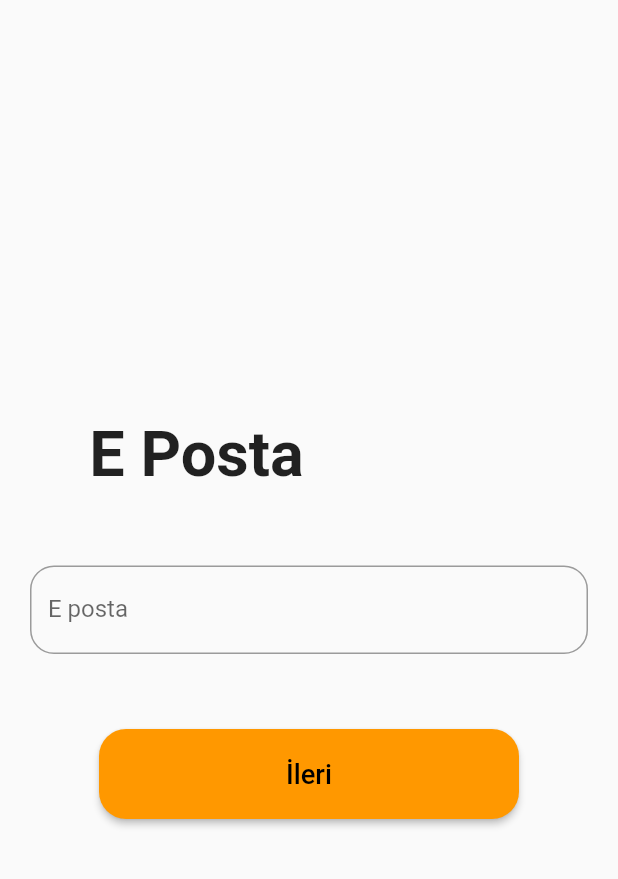
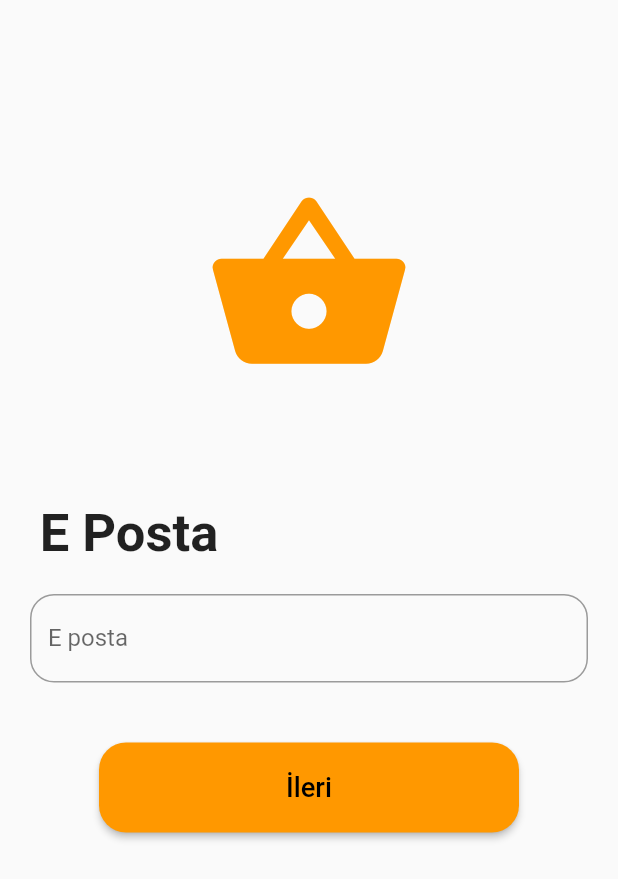
Before and after one commit to thedemir/e_commerce_app, a Flutter app: the LogInPage screen opened directly, after a tap on "Farklı bir kullanıcı ile giriş yap", on a phone screen of 412 x 824 dp. Shown: the top 879 px of the screen. Run offline on Flutter 3.47's test engine with Material 2 defaults, Android fonts, the phone set to English and light mode, and no system bars; our stand-ins replace dio, flutter_slidable, google_fonts, shared_preferences; accounts and stored records are empty.

Commit message:
check email validations

```diff
--- a/lib/screens/auth_profile_screens/check_email_page.dart
+++ b/lib/screens/auth_profile_screens/check_email_page.dart
@@ -1,17 +1,9 @@
-import 'dart:developer';
-
 import 'package:e_commerce_app/screens/auth_profile_screens/log_in_page.dart';
 import 'package:e_commerce_app/screens/auth_profile_screens/register_page.dart';
-import 'package:e_commerce_app/screens/general_screens/primary_page.dart';
-import 'package:e_commerce_app/screens/general_screens/splash_screen.dart';
 import 'package:e_commerce_app/state/auth/check_email_state.dart';
 import 'package:flutter/material.dart';
+import 'package:google_fonts/google_fonts.dart';
 import 'package:provider/provider.dart';
-
-import '../../state/auth/update_profile_state.dart';
-import '../../state/category/get_all_categories_state.dart';
-import '../../state/category/get_category_state.dart';
-import '../../state/product/get_all_products_state.dart';
 
 class CheckEmailPage extends StatefulWidget {
   const CheckEmailPage({Key? key}) : super(key: key);
@@ -27,24 +19,31 @@ class _CheckEmailPageState extends State<CheckEmailPage> {
     return Scaffold(
       body: Consumer<CheckEmailState>(
         builder: (context, state, child) {
-          return Center(
+          return SingleChildScrollView(
+            child: Center(
               child: Padding(
                 padding: const EdgeInsets.symmetric(horizontal: 20),
                 child: Column(
                   mainAxisAlignment: MainAxisAlignment.center,
                   mainAxisSize: MainAxisSize.max,
                   children: [
+                    SizedBox(height: 120),
+                    Icon(
+                      Icons.shopping_basket,
+                      color: Colors.orange,
+                      size: 140,
+                    ),
+                    SizedBox(height: 75),
                     const Padding(
-                    padding: EdgeInsets.only(right: 150),
-                    child: Text(
-                      "E Posta",
-                      textScaleFactor: 3,
-                      style: TextStyle(fontWeight: FontWeight.bold),
+                      padding: EdgeInsets.only(right: 240),
+                      child: Text("E Posta",
+                          style: TextStyle(
+                              color: Colors.black87,
+                              fontWeight: FontWeight.bold,
+                              fontSize: 35)),
                     ),
-                  ),
-                  Padding(
-                    padding: const EdgeInsets.symmetric(vertical: 50),
-                    child: TextField(
+                    SizedBox(height: 20),
+                    TextField(
                       controller: state.email,
                       keyboardType: TextInputType.emailAddress,
                       decoration: InputDecoration(
@@ -56,12 +55,33 @@ class _CheckEmailPageState extends State<CheckEmailPage> {
                         ),
                       ),
                     ),
-                  ),
+                    SizedBox(height: 40),
                     SizedBox(
                       height: 60,
                       width: 280,
                       child: ElevatedButton(
                         onPressed: () async {
+                          if (state.email.text.isEmpty ||
+                              !state.email.text.contains("@")) {
+                            showDialog(
+                                context: context,
+                                builder: (BuildContext context) {
+                                  return AlertDialog(
+                                    title: Text("Hatalı E Posta"),
+                                    content: Text(
+                                        "Doğru formatta E posta adresi giriniz."),
+                                    actions: [
+                                      TextButton(
+                                          onPressed: () =>
+                                              Navigator.pop(context, true),
+                                          child: Text("Tekrar Dene"))
+                                    ],
+                                  );
+                                });
+                          } else if (state.email.text.isNotEmpty) {
+                            await state.service
+                                .checkEmailCall(email: state.email.text);
+
                             showDialog(
                                 context: context,
                                 builder: (context) {
@@ -70,8 +90,6 @@ class _CheckEmailPageState extends State<CheckEmailPage> {
                                         color: Colors.orange),
                                   );
                                 });
-                        await state.service
-                            .checkEmailCall(email: state.email.text);
 
                             Navigator.of(context).pop();
 
@@ -90,6 +108,8 @@ class _CheckEmailPageState extends State<CheckEmailPage> {
                                 ),
                               );
                             }
+                          }
+                          ;
                         },
                         child: const Text("İleri", textScaleFactor: 1.3),
                         style: ButtonStyle(
@@ -105,6 +125,7 @@ class _CheckEmailPageState extends State<CheckEmailPage> {
                   ],
                 ),
               ),
+            ),
           );
         },
       ),
--- a/lib/screens/auth_profile_screens/log_in_page.dart
+++ b/lib/screens/auth_profile_screens/log_in_page.dart
@@ -5,6 +5,7 @@ import 'package:e_commerce_app/state/auth/update_profile_state.dart';
 import 'package:e_commerce_app/state/category/get_category_state.dart';
 import 'package:e_commerce_app/state/product/get_all_products_state.dart';
 import 'package:flutter/material.dart';
+import 'package:google_fonts/google_fonts.dart';
 import 'package:provider/provider.dart';
 import '../../state/category/get_all_categories_state.dart';
 import '../general_screens/primary_page.dart';
@@ -24,23 +25,37 @@ class _LogInPageState extends State<LogInPage> {
           GetAllCategoriesState, GetAllProductsState, GetCategoryState>(
         builder:
             (context, state, state2, state3, state4, state5, state6, child) {
-          return Center(
+          return SingleChildScrollView(
+            child: Center(
               child: Padding(
                 padding: const EdgeInsets.symmetric(horizontal: 20),
                 child: Column(
-                mainAxisAlignment: MainAxisAlignment.center,
                   children: [
+                    SizedBox(height: 120),
+                    Column(
+                      children: [
+                        Icon(
+                          Icons.shopping_basket,
+                          color: Colors.orange,
+                          size: 140,
+                        ),
+                      ],
+                    ),
+                    SizedBox(height: 75),
                     Padding(
-                    padding: EdgeInsets.only(right: 150),
+                      padding: EdgeInsets.only(right: 235),
                       child: Text(
-                      "Giriş Yap",
-                      textScaleFactor: 3,
-                      style: TextStyle(fontWeight: FontWeight.bold),
+                        "Giris Yap",
+                        style: GoogleFonts.lato(
+                            color: Colors.black87,
+                            fontWeight: FontWeight.bold,
+                            fontSize: 30),
                       ),
                     ),
-                  const SizedBox(height: 50),
+                    const SizedBox(height: 20),
                     TextField(
-                    controller: TextEditingController(text: state2.email.text),
+                      controller:
+                          TextEditingController(text: state2.email.text),
                       readOnly: true,
                       decoration: InputDecoration(
                         labelText: "E posta",
@@ -194,14 +209,18 @@ class _LogInPageState extends State<LogInPage> {
                       height: 10,
                     ),
                     TextButton(
-                      onPressed: () => Navigator.push(
+                        onPressed: () {
+                          Navigator.push(
                             context,
                             MaterialPageRoute(
                               builder: ((context) => CheckEmailPage()),
                             ),
-                          ),
+                          );
+                          state2.email.clear();
+                        },
                         child: Text("Farklı bir kullanıcı ile giriş yap"))
                   ],
+                ),
               ),
             ),
           );
```
Also changed, not shown: lib/screens/auth_profile_screens/register_page.dart (+33 -8 lines), lib/screens/general_screens/splash_screen.dart (+35 -3 lines). Lines whose indentation alone changed are shown as unchanged.
